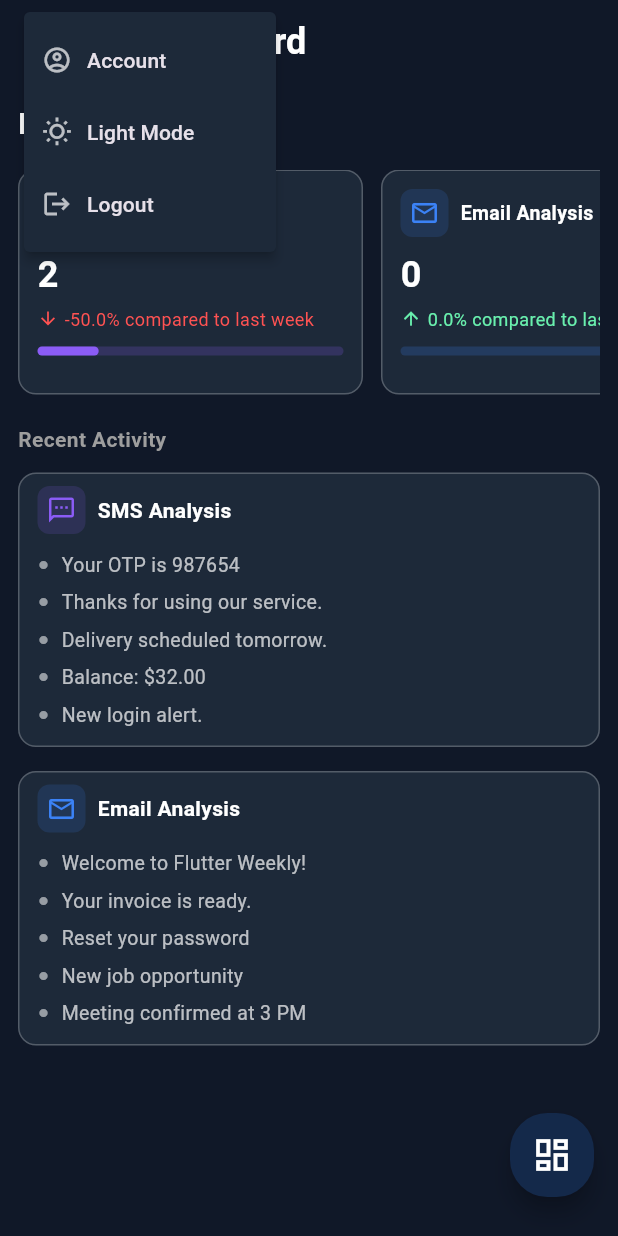
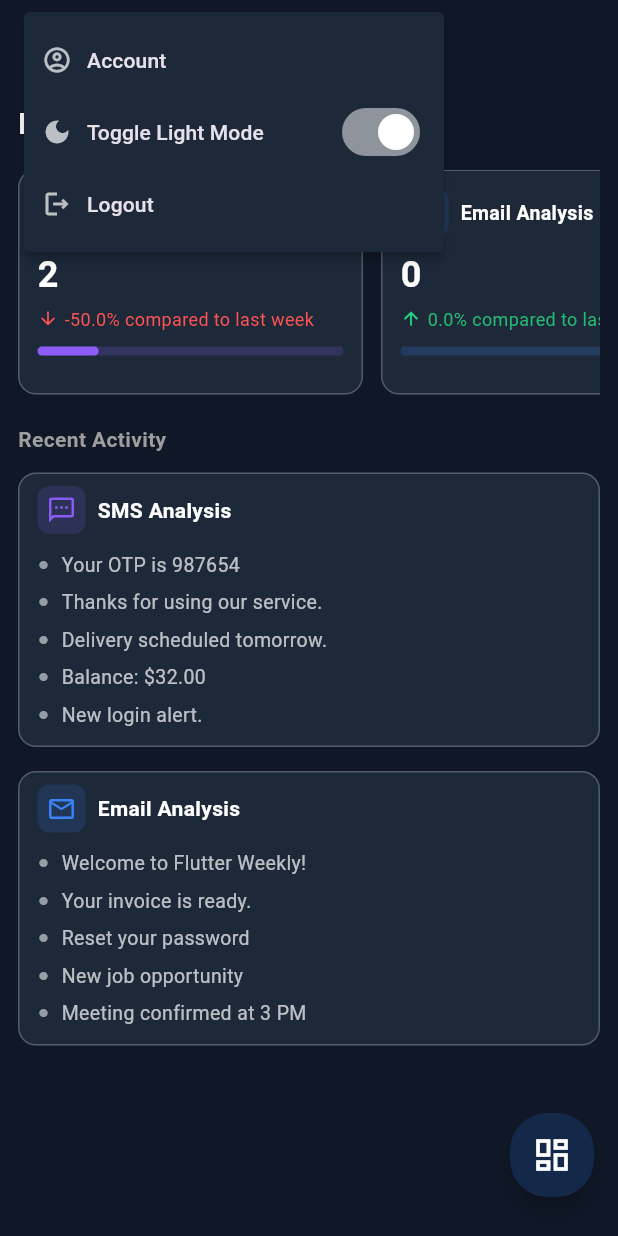
Before and after one commit to samamccv/Final-Project-Darkops, a Flutter app: the Homepage screen opened directly, after a tap on the "person" icon, on a phone screen of 412 x 824 dp. Run offline on Flutter 3.47's test engine with Material 3 defaults, Android fonts, the phone set to English and light mode, and no system bars; drawn by our look-alikes of flutter_animate; our stand-ins replace dio, equatable, file_picker, flutter_bloc, formz, google_fonts; missing offline and left inert: qr_code_scanner.

Commit message:
Add theme provider and update dashboard components

```diff
--- a/lib/dashboard/homepage.dart
+++ b/lib/dashboard/homepage.dart
@@ -6,7 +6,8 @@ import 'package:darkops/dashboard/email_analyzer.dart';
 import 'package:darkops/dashboard/url_scanner.dart';
 import 'package:darkops/dashboard/apk_analyzer.dart';
 import 'package:darkops/screens/login_options.dart';
-import 'package:darkops/dashboard/ScanHistory_screen.dart';
+import 'package:darkops/dashboard/theme_provider.dart';
+import 'package:provider/provider.dart';
 
 enum FeatureType { sms, email, url, qr, apk }
 
@@ -51,11 +52,11 @@ class _HomepageState extends State<Homepage> {
   };
 
   final Map<FeatureType, Color> iconColors = {
-    FeatureType.sms: const Color.fromARGB(255, 139, 92, 246), // blue-ish
-    FeatureType.email: Color.fromARGB(255, 59, 130, 246), // orange-ish
-    FeatureType.url: Color.fromARGB(255, 245, 158, 11),
-    FeatureType.qr: Color.fromARGB(255, 99, 102, 241),
-    FeatureType.apk: Color.fromARGB(255, 15, 185, 129),
+    FeatureType.sms: const Color.fromARGB(255, 139, 92, 246),
+    FeatureType.email: const Color.fromARGB(255, 59, 130, 246),
+    FeatureType.url: const Color.fromARGB(255, 245, 158, 11),
+    FeatureType.qr: const Color.fromARGB(255, 99, 102, 241),
+    FeatureType.apk: const Color.fromARGB(255, 15, 185, 129),
   };
 
   final List<String> recentSMS = [
@@ -83,17 +84,18 @@ class _HomepageState extends State<Homepage> {
 
   @override
   Widget build(BuildContext context) {
-    const Color background = Color(0xFF101828);
-    const Color cardColor = Color(0xFF1D2939);
+    final backgroundColor = Theme.of(context).scaffoldBackgroundColor;
+    final cardColor = Theme.of(context).cardColor;
+    final textColor =
+        Theme.of(context).textTheme.bodyMedium?.color ?? Colors.white;
     const Color primaryBlue = Color(0xFF3B82F6);
-    const Color white = Colors.white;
-    const Color greyText = Colors.grey;
+    final Color greyText = Colors.grey;
 
     return Scaffold(
-      backgroundColor: background,
+      backgroundColor: backgroundColor,
       appBar: AppBar(
-        title: _buildAppBarTitle(white, primaryBlue),
-        backgroundColor: background,
+        title: _buildAppBarTitle(textColor, primaryBlue),
+        backgroundColor: backgroundColor,
         elevation: 0,
         automaticallyImplyLeading: false,
       ),
@@ -103,19 +105,17 @@ class _HomepageState extends State<Homepage> {
           child: Column(
             crossAxisAlignment: CrossAxisAlignment.start,
             children: [
-              const Text(
+              Text(
                 'Hello, Sama 👋',
                 style: TextStyle(
-                  color: white,
+                  color: textColor,
                   fontSize: 20,
                   fontWeight: FontWeight.w600,
                 ),
               ),
               const SizedBox(height: 16),
-              _buildHorizontalFeatureList(cardColor, white),
+              _buildHorizontalFeatureList(cardColor, textColor),
               const SizedBox(height: 20),
-
-              // Single Recent Activity Headline in grey color
               Padding(
                 padding: const EdgeInsets.only(bottom: 12),
                 child: Text(
@@ -127,23 +127,19 @@ class _HomepageState extends State<Homepage> {
                   ),
                 ),
               ),
-
-              // Recent SMS Card (without "Recent Activity" in title)
               _buildRecentCard(
                 FeatureType.sms,
                 recentSMS,
                 cardColor,
-                white,
+                textColor,
                 removeRecentActivityFromTitle: true,
               ),
               const SizedBox(height: 16),
-
-              // Recent Email Card (without "Recent Activity" in title)
               _buildRecentCard(
                 FeatureType.email,
                 recentEmails,
                 cardColor,
-                white,
+                textColor,
                 removeRecentActivityFromTitle: true,
               ),
             ],
@@ -151,7 +147,7 @@ class _HomepageState extends State<Homepage> {
         ),
       ),
       floatingActionButton: Padding(
-        padding: const EdgeInsets.only(bottom: 10), // moved slightly downward
+        padding: const EdgeInsets.only(bottom: 10),
         child: FloatingActionButton(
           onPressed: () => _showFeatureMenu(context),
           backgroundColor: const Color.fromARGB(255, 20, 41, 74),
@@ -159,13 +155,13 @@ class _HomepageState extends State<Homepage> {
           shape: RoundedRectangleBorder(
             borderRadius: BorderRadius.circular(25),
           ),
-          child: const Icon(Icons.dashboard_outlined, color: white, size: 28),
+          child: Icon(Icons.dashboard_outlined, color: Colors.white, size: 28),
         ),
       ),
     );
   }
 
-  Widget _buildHorizontalFeatureList(Color cardColor, Color white) {
+  Widget _buildHorizontalFeatureList(Color cardColor, Color textColor) {
     return SizedBox(
       height: 150,
       child: ListView(
@@ -207,7 +203,7 @@ class _HomepageState extends State<Homepage> {
                           child: Text(
                             featureTitles[type]!,
                             style: TextStyle(
-                              color: white,
+                              color: textColor,
                               fontSize: 13,
                               fontWeight: FontWeight.w600,
                             ),
@@ -219,7 +215,7 @@ class _HomepageState extends State<Homepage> {
                     Text(
                       '${scanCounts[type] ?? 0}',
                       style: TextStyle(
-                        color: white,
+                        color: textColor,
                         fontSize: 24,
                         fontWeight: FontWeight.bold,
                       ),
@@ -233,7 +229,7 @@ class _HomepageState extends State<Homepage> {
                               : Icons.arrow_downward,
                           color:
                               isPositive
-                                  ? Colors.greenAccent
+                                  ? const Color.fromARGB(255, 38, 214, 129)
                                   : Colors.redAccent,
                           size: 14,
                         ),
@@ -244,7 +240,7 @@ class _HomepageState extends State<Homepage> {
                             fontSize: 12,
                             color:
                                 isPositive
-                                    ? Colors.greenAccent
+                                    ? const Color.fromARGB(255, 37, 184, 113)
                                     : Colors.redAccent,
                           ),
                         ),
@@ -287,7 +283,7 @@ class _HomepageState extends State<Homepage> {
     FeatureType type,
     List<String> messages,
     Color cardColor,
-    Color white, {
+    Color textColor, {
     bool removeRecentActivityFromTitle = false,
   }) {
     final icon = featureIcons[type]!;
@@ -296,10 +292,7 @@ class _HomepageState extends State<Homepage> {
 
     return Container(
       width: double.infinity,
-      padding: const EdgeInsets.symmetric(
-        vertical: 8,
-        horizontal: 12,
-      ), // reduced padding
+      padding: const EdgeInsets.symmetric(vertical: 8, horizontal: 12),
       decoration: BoxDecoration(
         color: cardColor,
         borderRadius: BorderRadius.circular(12),
@@ -324,14 +317,14 @@ class _HomepageState extends State<Homepage> {
                     ? title
                     : '$title - Recent Activity',
                 style: TextStyle(
-                  color: white,
+                  color: textColor,
                   fontSize: 14,
                   fontWeight: FontWeight.w600,
                 ),
               ),
             ],
           ),
-          const SizedBox(height: 8), // smaller spacing
+          const SizedBox(height: 8),
           ...messages.map(
             (msg) => Padding(
               padding: const EdgeInsets.symmetric(vertical: 3.0),
@@ -346,8 +339,8 @@ class _HomepageState extends State<Homepage> {
                   Expanded(
                     child: Text(
                       msg,
-                      style: const TextStyle(
-                        color: Colors.white70,
+                      style: TextStyle(
+                        color: textColor.withOpacity(0.7),
                         fontSize: 13,
                       ),
                       overflow: TextOverflow.ellipsis,
@@ -365,7 +358,6 @@ class _HomepageState extends State<Homepage> {
   Widget _buildAppBarTitle(Color textColor, Color iconColor) {
     return Row(
       children: [
-        // Clickable person icon with popup menu
         PopupMenuButton<String>(
           icon: Container(
             padding: const EdgeInsets.all(8),
@@ -396,47 +388,68 @@ class _HomepageState extends State<Homepage> {
                 break;
             }
           },
-  itemBuilder: (context) => [
+          itemBuilder:
+              (context) => [
                 const PopupMenuItem(
                   value: 'account',
                   child: Row(
                     children: [
-          Icon(Icons.account_circle_outlined, color: Colors.white70, size: 20),
+                      Icon(
+                        Icons.account_circle_outlined,
+                        color: Colors.white70,
+                        size: 20,
+                      ),
                       SizedBox(width: 10),
                       Text('Account'),
                     ],
                   ),
                 ),
-    const PopupMenuItem(
+                PopupMenuItem(
                   value: 'light_mode',
-      child: Row(
+                  child: Consumer<ThemeProvider>(
+                    builder:
+                        (context, themeProvider, _) => Row(
+                          mainAxisAlignment: MainAxisAlignment.spaceBetween,
                           children: [
-          Icon(Icons.wb_sunny_outlined, color: Colors.white70, size: 20),
-          SizedBox(width: 10),
-          Text('Light Mode'),
+                            Row(
+                              children: [
+                                Icon(
+                                  themeProvider.isDarkMode
+                                      ? Icons.dark_mode
+                                      : Icons.light_mode,
+                                  color: Colors.white70,
+                                  size: 20,
+                                ),
+                                const SizedBox(width: 10),
+                                const Text('Toggle Light Mode'),
                               ],
+                            ),
+                            Switch(
+                              value: themeProvider.isDarkMode,
+                              onChanged: (value) {
+                                themeProvider.toggleTheme(value);
+                              },
+                              activeColor: Colors.white,
+                            ),
+                          ],
+                        ),
                   ),
                 ),
                 const PopupMenuItem(
                   value: 'logout',
                   child: Row(
                     children: [
-          Icon(Icons.logout, color: Colors.white70, size: 20),
+                      Icon(
+                        Icons.logout_outlined,
+                        color: Colors.white70,
+                        size: 20,
+                      ),
                       SizedBox(width: 10),
                       Text('Logout'),
                     ],
                   ),
                 ),
               ],
-),
-        const SizedBox(width: 16),
-        const Text(
-          'Dashboard',
-          style: TextStyle(
-            color: Colors.white,
-            fontSize: 24,
-            fontWeight: FontWeight.bold,
-          ),
         ),
       ],
     );
@@ -445,7 +458,7 @@ class _HomepageState extends State<Homepage> {
   void _showFeatureMenu(BuildContext context) {
     showModalBottomSheet(
       context: context,
-    backgroundColor: const Color(0xFF10182A),
+      backgroundColor: Theme.of(context).scaffoldBackgroundColor,
       shape: const RoundedRectangleBorder(
         borderRadius: BorderRadius.vertical(top: Radius.circular(16)),
       ),
@@ -458,26 +471,6 @@ class _HomepageState extends State<Homepage> {
               ...FeatureType.values.toList().asMap().entries.map(
                 (entry) => _buildAnimatedFeatureTile(entry.key, entry.value),
               ),
-            ListTile(
-              contentPadding: const EdgeInsets.symmetric(horizontal: 16),
-              leading: const Icon(Icons.history, color: Colors.white),
-              title: const Text(
-                'Scan History',
-                style: TextStyle(
-                  color: Colors.white,
-                  fontSize: 16,
-                  fontWeight: FontWeight.w500,
-                ),
-              ),
-              onTap: () {
-                Navigator.pop(context);
-
-
-
-              },
-            ).animate(delay: (FeatureType.values.length * 100).ms)
-             .fade(duration: 300.ms)
-             .slideX(begin: 0.3, end: 0),
             ],
           ),
         );
@@ -493,8 +486,8 @@ class _HomepageState extends State<Homepage> {
           leading: Icon(featureIcons[type]!, color: iconColor),
           title: Text(
             featureTitles[type]!,
-            style: const TextStyle(
-              color: Colors.white,
+            style: TextStyle(
+              color: Theme.of(context).colorScheme.onBackground,
               fontSize: 16,
               fontWeight: FontWeight.w500,
             ),
@@ -554,3 +547,4 @@ class _HomepageState extends State<Homepage> {
     }
   }
 }
+    // Implement your feature menu here
--- /dev/null
+++ b/lib/dashboard/theme_provider.dart
@@ -0,0 +1,12 @@
+import 'package:flutter/material.dart';
+
+class ThemeProvider extends ChangeNotifier {
+  bool _isDarkMode = true; // Default to dark mode
+
+  bool get isDarkMode => _isDarkMode;
+
+  void toggleTheme(bool isOn) {
+    _isDarkMode = isOn;
+    notifyListeners();
+  }
+}
```
Also changed, not shown: lib/dashboard/apk_analyzer.dart (+12 -11 lines), lib/dashboard/email_analyzer.dart (+12 -14 lines), lib/dashboard/qr_code_scanner.dart (+11 -9 lines), lib/dashboard/sms_analyzer.dart (+12 -12 lines), lib/dashboard/url_scanner.dart (+9 -9 lines), lib/main.dart (+47 -13 lines). Lines whose indentation alone changed are shown as unchanged.
